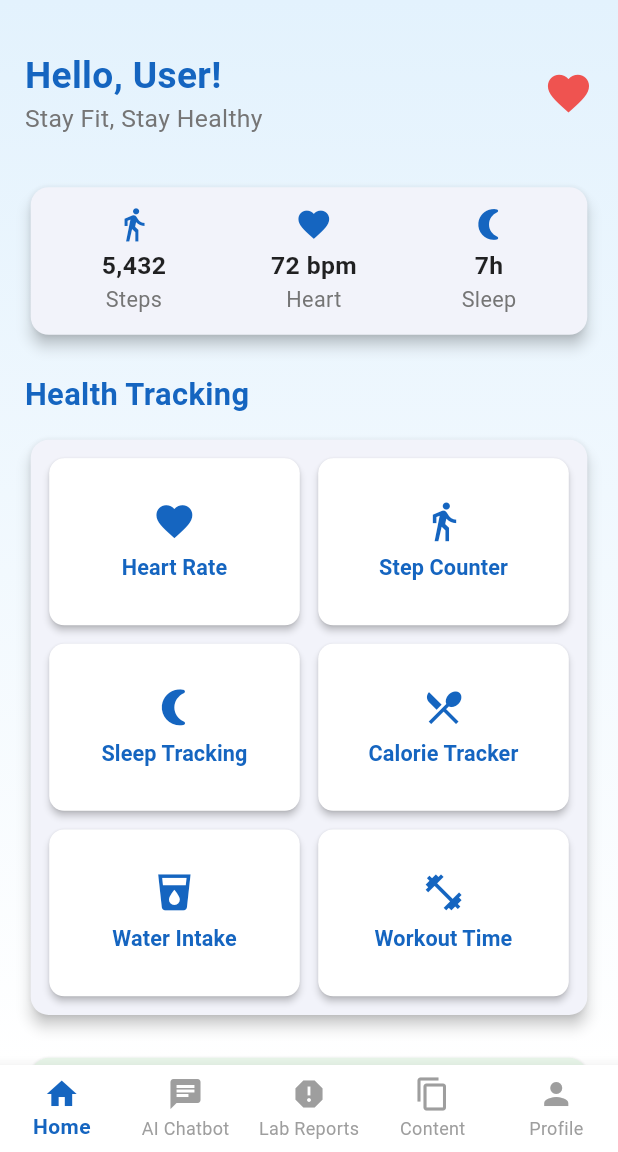
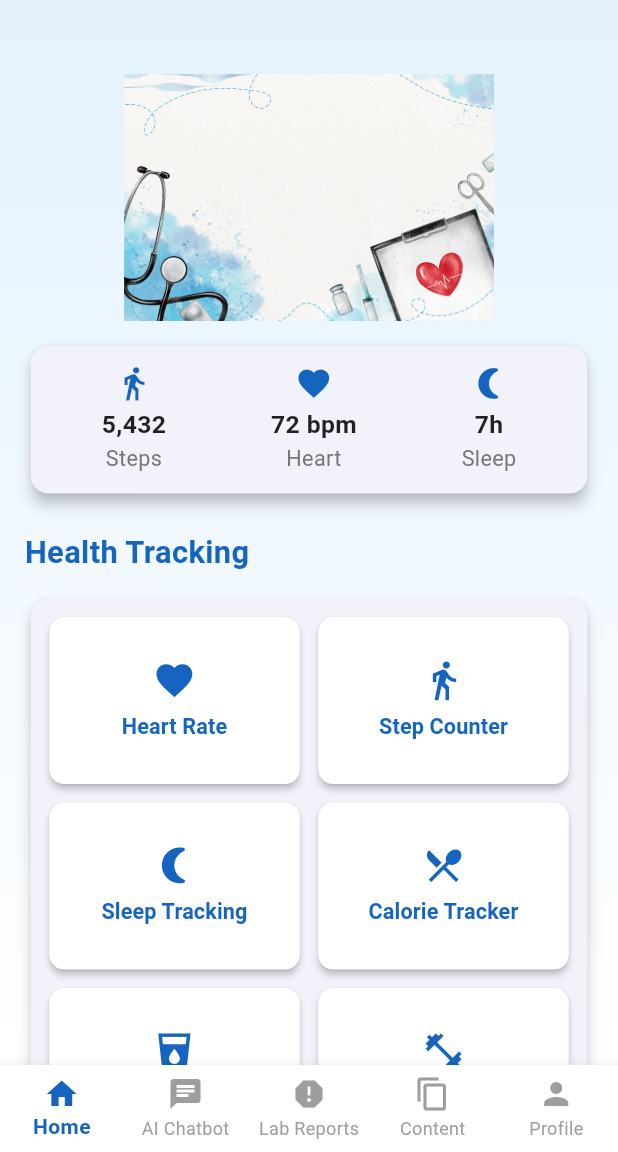
Before and after one commit to DharmikGohil013/Neural-Nexus, a Flutter app: the HomePage screen opened directly, on a phone screen of 412 x 824 dp, the part 84-1236 px from its top. Run offline on Flutter 3.47's test engine with Material 3 defaults, Android fonts, the light colour scheme and no system bars.

Commit message:
home page image add

```diff
--- a/neural_nexus/lib/home.dart
+++ b/neural_nexus/lib/home.dart
@@ -253,33 +253,17 @@ class _HomeContentState extends State<HomeContent> {
                 padding: EdgeInsets.symmetric(vertical: MediaQuery.of(context).size.height * 0.02),
                 child: Row(
                   mainAxisAlignment: MainAxisAlignment.spaceBetween,
-                children: [
-                  Column(
-                    crossAxisAlignment: CrossAxisAlignment.start,
-                    children: [
-                      Text(
-                        "Hello, User!",
-                        style: TextStyle(
-                          fontSize: MediaQuery.of(context).size.width * 0.06,
-                          fontWeight: FontWeight.bold,
-                          color: Colors.blue.shade800,
+
+
                 ),
               ),
-                      Text(
-                        "Stay Fit, Stay Healthy",
-                        style: TextStyle(
-                          fontSize: MediaQuery.of(context).size.width * 0.04,
-                          color: Colors.grey.shade600,
-                        ),
-                      ),
-                    ],
-                  ),
-                  Icon(
-                    Icons.favorite,
-                    color: Colors.red.shade400,
-                    size: MediaQuery.of(context).size.width * 0.08,
-                  ),
-                ],
+              // App Image
+              Center(
+                child: Image.asset(
+                  'assets/homepage_bg.jpg',
+                  width: MediaQuery.of(context).size.width * 0.8,
+                  height: MediaQuery.of(context).size.height * 0.2,
+                  fit: BoxFit.contain,
                 ),
               ),
               SizedBox(height: MediaQuery.of(context).size.height * 0.015),
--- a/neural_nexus/pubspec.yaml
+++ b/neural_nexus/pubspec.yaml
@@ -24,3 +24,4 @@ flutter:
   uses-material-design: true
   assets:
     - assets/images/logo.png
+    - assets/homepage_bg.jpg
```
Also changed, not shown: neural_nexus/assets/homepage_bg.jpg (added). Lines whose indentation alone changed are shown as unchanged.
